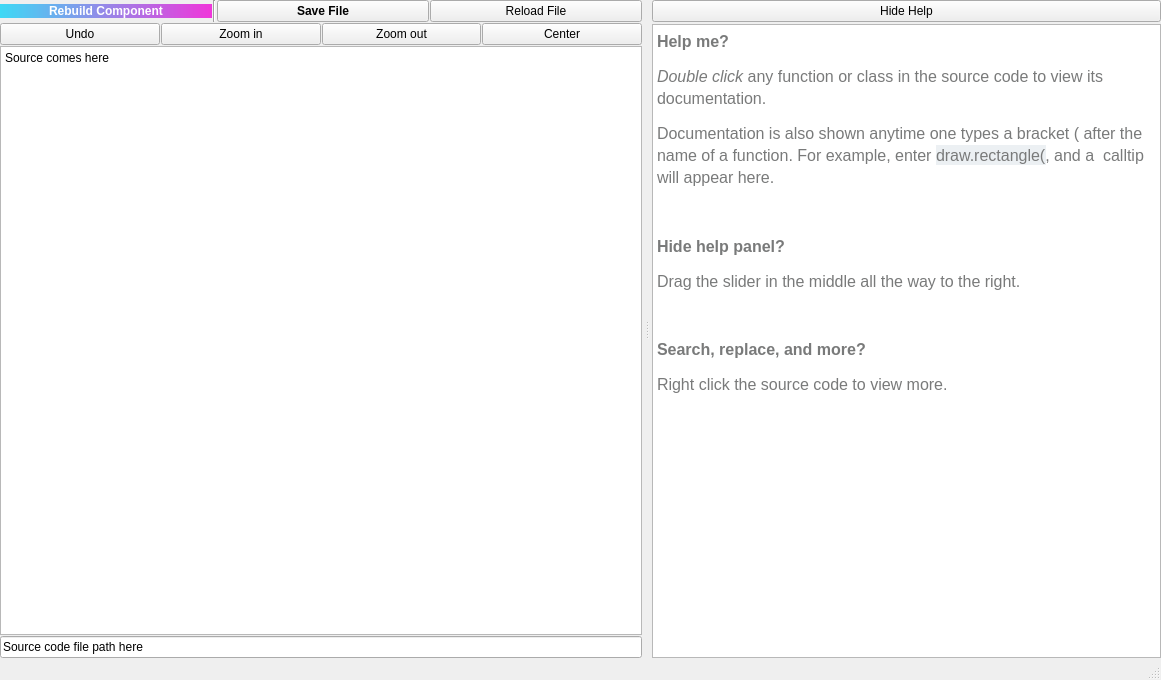
First picture: the form in qiskit_metal/_gui/edit_source_ui.ui, repository qiskit-community/qiskit-metal, before the edit.
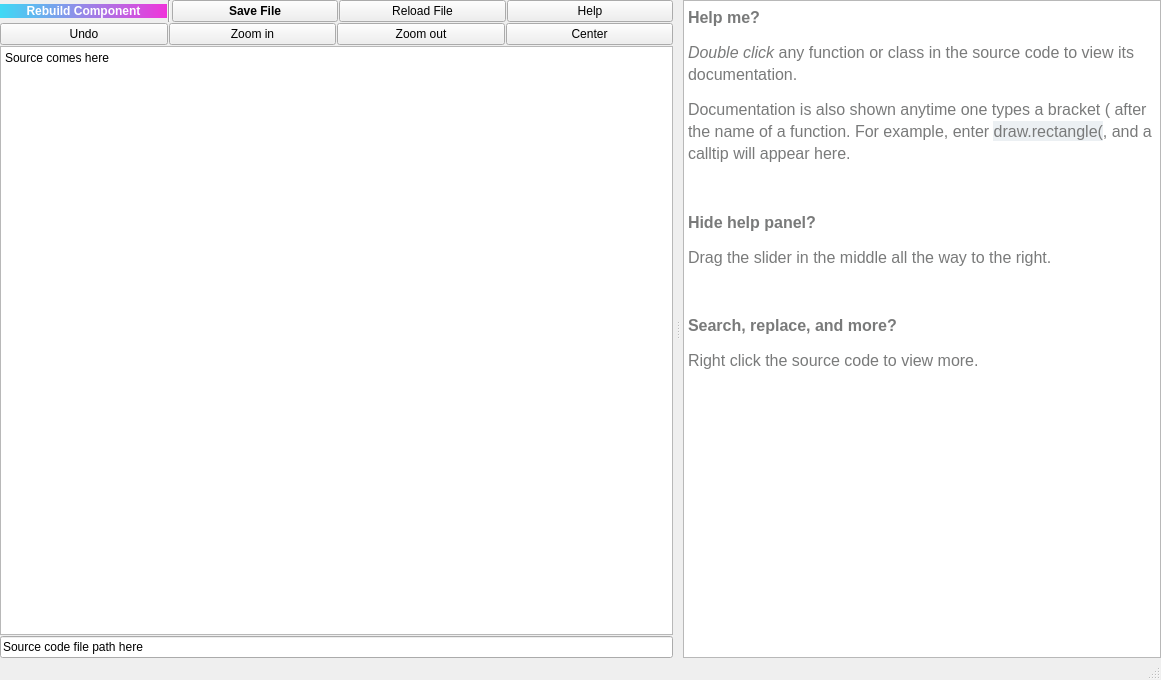
Second picture: the form after the edit. Icons and pictures are not drawn. Custom widgets are drawn as their Qt base class.

Commit message: Updated icons. Added Fix to hide toggle help. Fixed creation of QComponent and dynamic module load

```diff
--- a/qiskit_metal/_gui/edit_source_ui.ui
+++ b/qiskit_metal/_gui/edit_source_ui.ui
@@ -140,6 +140,23 @@
             </property>
            </widget>
           </item>
+          <item>
+           <widget class="QPushButton" name="pushButtonHideHelp">
+            <property name="text">
+             <string>Help</string>
+            </property>
+            <property name="icon">
+             <iconset resource="main_window_rc.qrc">
+              <normaloff>:/basic/info_help</normaloff>:/basic/info_help</iconset>
+            </property>
+            <property name="iconSize">
+             <size>
+              <width>20</width>
+              <height>20</height>
+             </size>
+            </property>
+           </widget>
+          </item>
          </layout>
         </item>
         <item>
@@ -226,13 +243,6 @@
         <property name="bottomMargin">
          <number>0</number>
         </property>
-        <item>
-         <widget class="QPushButton" name="pushButtonHideHelp">
-          <property name="text">
-           <string>Hide Help</string>
-          </property>
-         </widget>
-        </item>
         <item>
          <widget class="QTextEdit" name="textEditHelp">
           <property name="documentTitle">
```
Left out of the diff: 4 changed lines with no effect on the pictures. The commit also changes 16 other files.
